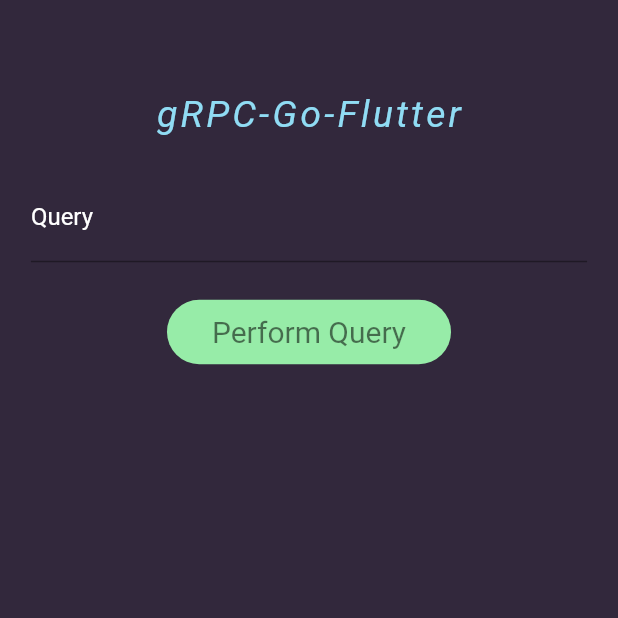
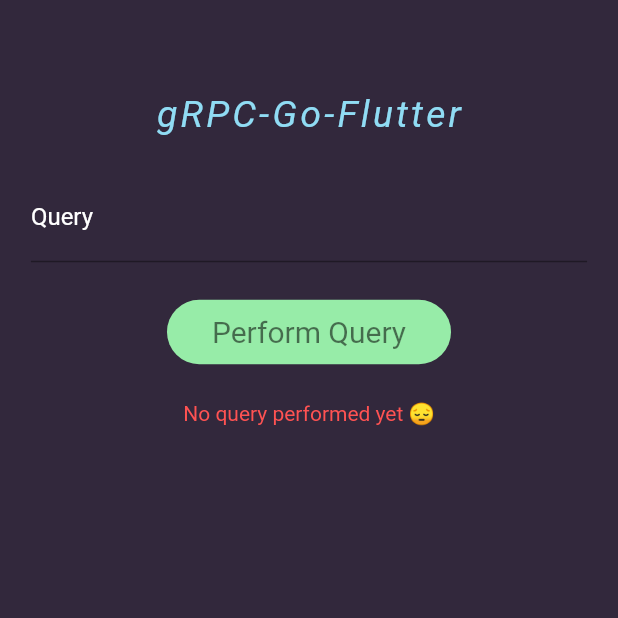
Before and after one commit to wzslr321/grpc-go-flutter, a Flutter app: the screen it shows after launch, on a phone screen of 412 x 824 dp, the top half of it. Run offline on Flutter 3.47's test engine with Material 2 defaults, Android fonts, the phone set to English and light mode, and no system bars; our stand-ins replace auto_route, bloc, flutter_bloc, fpdart, freezed_annotation; missing offline and left inert: grpc, protobuf; generated files the repository leaves out were written again.

Commit message:
frontend finished es 😎

```diff
--- a/client/lib/presentation/pages/home_page/home_page.dart
+++ b/client/lib/presentation/pages/home_page/home_page.dart
@@ -8,6 +8,7 @@ import '../../core/constants/my_dimensions.dart';
 import 'widgets/clickable/perform_query_clickable_widget.dart';
 import 'widgets/header_widget.dart';
 import 'widgets/query_form_field_widget.dart';
+import 'widgets/query_result_widget.dart';
 
 class HomePage extends StatelessWidget {
   const HomePage({Key? key}) : super(key: key);
@@ -43,6 +44,8 @@ class _HomePageView extends StatelessWidget {
               HeaderWidget(),
               QueryFormFieldWidget(),
               PerformQueryClickableWidget(),
+              SizedBox(height: 25),
+              QueryResultWidget(),
             ],
           ),
         ),
--- /dev/null
+++ b/client/lib/presentation/pages/home_page/widgets/query_result_widget.dart
@@ -0,0 +1,47 @@
+import 'package:flutter/cupertino.dart';
+import 'package:flutter/material.dart';
+import 'package:flutter_bloc/flutter_bloc.dart';
+
+import '../../../../blocs/query_bloc/query_bloc.dart';
+
+class QueryResultWidget extends StatelessWidget {
+  const QueryResultWidget({Key? key}) : super(key: key);
+
+  @override
+  Widget build(BuildContext context) {
+    return BlocBuilder<QueryBloc, QueryState>(
+      builder: (context, state) {
+        if (state.isPerformingQuery) {
+          return const Center(
+            child: CircularProgressIndicator(),
+          );
+        }
+        if (state.queryResult.isNone()) {
+          return const Text(
+            'No query performed yet 😔',
+            style: TextStyle(
+              color: Colors.redAccent,
+            ),
+          );
+        }
+        return state.queryResult.fold(Container.new, (result) {
+          return result.fold((failure) {
+            return Text(
+              'Error: ${failure.toString()}',
+              style: const TextStyle(
+                color: Colors.red,
+              ),
+            );
+          }, (r) {
+            return Text(
+              'Result: $r',
+              style: const TextStyle(
+                color: Colors.white,
+              ),
+            );
+          });
+        });
+      },
+    );
+  }
+}
--- a/client/packages/queries_repository/lib/src/infrastructure/queries/queries_repository.dart
+++ b/client/packages/queries_repository/lib/src/infrastructure/queries/queries_repository.dart
@@ -1,3 +1,4 @@
+import 'package:fpdart/fpdart.dart';
 import 'package:queries_repository/src/domain/queries/queries_repository_interface.dart';
 import 'package:queries_repository/src/domain/core/typedefs.dart';
 import 'package:queries_repository/src/domain/queries/value_objects.dart';
@@ -7,7 +8,9 @@ import 'package:queries_repository/src/domain/queries/value_objects.dart';
 class QueriesRepository implements QueriesRepositoryInterface {
   @override
   Future<QueryResult> performQuery(Query query) {
-    // TODO: implement performQuery by connecting with grpc
-    throw UnimplementedError();
+    return Future.delayed(
+      const Duration(seconds: 2),
+      () => right('Query result'),
+    );
   }
 }
```
